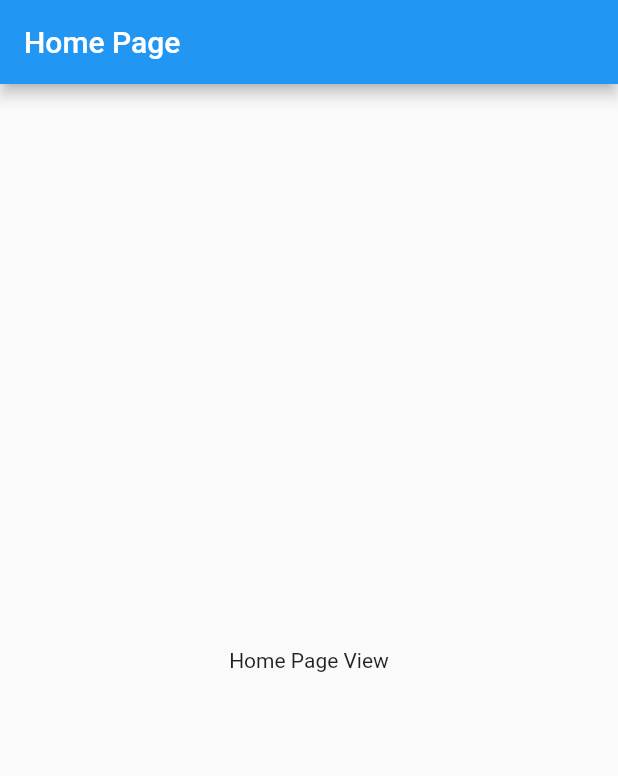
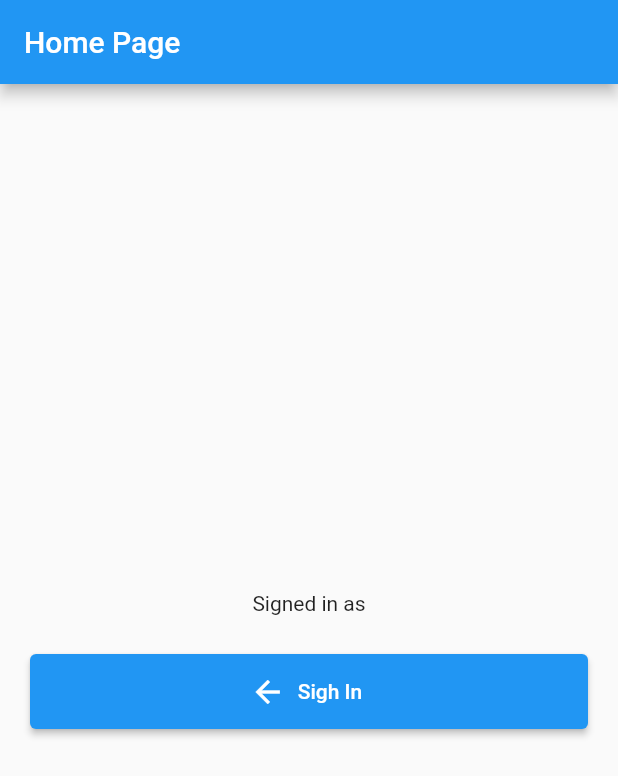
Before and after one commit to IJlnflhbrzDev/fallfirebaseauth, a Flutter app: the screen it shows once a user with an empty profile is signed in, on a phone screen of 412 x 824 dp. Shown: the top 776 px of the screen. Run offline on Flutter 3.47's test engine with Material 2 defaults, Android fonts, the phone set to English and light mode, and no system bars; our stand-ins replace firebase_auth, firebase_core; accounts and stored records are empty.

Commit message:
+[UPDATE] FITUR LOG OUT AND SHOW EMAIL YG BARU LOGIN

```diff
--- a/lib/page/homepage.dart
+++ b/lib/page/homepage.dart
@@ -1,3 +1,4 @@
+import 'package:firebase_auth/firebase_auth.dart';
 import 'package:flutter/material.dart';
 
 class HomePage extends StatelessWidget {
@@ -5,12 +6,30 @@ class HomePage extends StatelessWidget {
 
   @override
   Widget build(BuildContext context) {
+    final user = FirebaseAuth.instance.currentUser!;
     return Scaffold(
       appBar: AppBar(
         title: const Text('Home Page'),
       ),
-      body: const Center(
-        child: Text('Home Page View'),
+      body: Padding(
+        padding: EdgeInsets.all(20.0),
+        child: Column(
+          crossAxisAlignment: CrossAxisAlignment.center,
+          mainAxisAlignment: MainAxisAlignment.center,
+          children: [
+            const Text('Signed in as'),
+            Text(user.email!),
+            const SizedBox(height: 10),
+            ElevatedButton.icon(
+              style: ElevatedButton.styleFrom(
+                minimumSize: const Size.fromHeight(50),
+              ),
+              icon: const Icon(Icons.arrow_back),
+              label: const Text('Sigh In'),
+              onPressed: () => FirebaseAuth.instance.signOut(),
+            )
+          ],
+        ),
       ),
     );
   }
```
